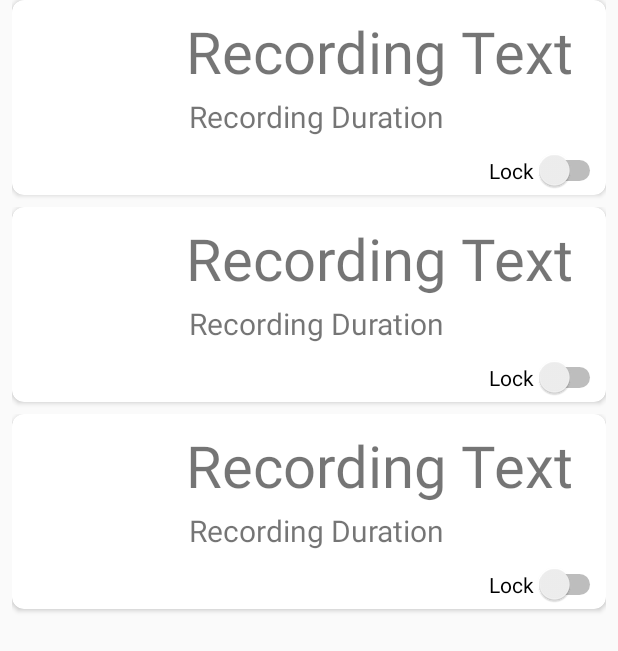
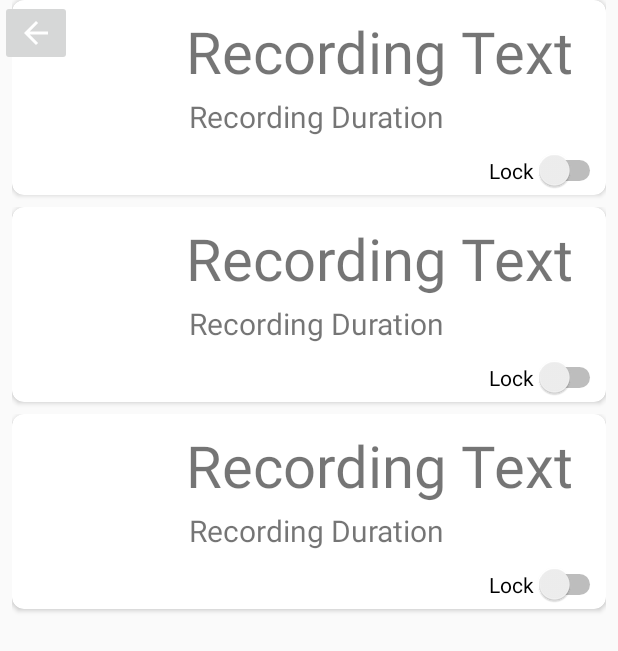
Before and after one commit to CSE-Courses/CSE442_a2_teambald, an Android app: the layout recording_list_fragment.xml on its own in the app's theme, with its tools: preview values and no code run, on a phone screen of 412 x 824 dp. Shown: the top 651 px of the screen. Run offline under Robolectric (Android 15) with nearby library versions, the phone set to English and light mode, and no system bars.

Commit message:
Added Back button in the RecordingListFragment

```diff
--- a/app/src/main/java/com/teambald/cse442_project_team_bald/Fragments/RecordSelectFragment.java
+++ b/app/src/main/java/com/teambald/cse442_project_team_bald/Fragments/RecordSelectFragment.java
@@ -28,6 +28,7 @@ public class RecordSelectFragment extends Fragment {
     private static final String TAG = "RecordingListF";
     private Button HomeButton;
     private Button CloudButton;
+    private Button BackButton;
     private String LocalRecord_Directory;
     private String CloudRecord_Directory;
     private MainActivity activity;
@@ -74,6 +75,8 @@ public class RecordSelectFragment extends Fragment {
                 transaction.commit();
             }
         });
+
+
     }
 
     public void setActivity(MainActivity mainActivity)
--- a/app/src/main/res/layout/recording_list_fragment.xml
+++ b/app/src/main/res/layout/recording_list_fragment.xml
@@ -20,6 +20,12 @@
         tools:listitem="@layout/recording_list_item"
         />
 
+    <ImageButton
+        android:id="@+id/Back_Button"
+        android:layout_width="wrap_content"
+        android:layout_height="wrap_content"
+        android:src="@drawable/abc_vector_test" />
+
     <!--    <TextView-->
     <!--        android:id="@+id/tv_counter"-->
     <!--        android:layout_width="match_parent"-->
--- a/app/src/main/res/layout/recording_selector.xml
+++ b/app/src/main/res/layout/recording_selector.xml
@@ -21,9 +21,11 @@
         android:id="@+id/Cloud"
         android:layout_width="wrap_content"
         android:layout_height="wrap_content"
-        android:layout_marginBottom="340dp"
+        android:layout_marginBottom="404dp"
         android:text="Cloud"
         app:layout_constraintBottom_toBottomOf="parent"
         app:layout_constraintEnd_toEndOf="parent"
+        app:layout_constraintHorizontal_bias="0.501"
         app:layout_constraintStart_toStartOf="parent" />
+
 </androidx.constraintlayout.widget.ConstraintLayout>
```
Also changed, not shown: app/src/main/java/com/teambald/cse442_project_team_bald/Fragments/RecordingListFragment.java (+16 -0 lines).
